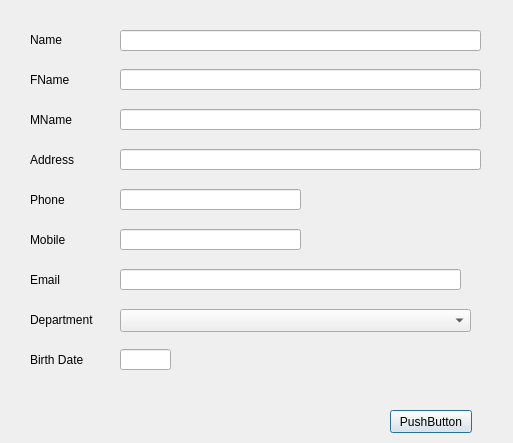
MrRisoni/Gauss, file addnewstudentdialog.ui: the form before one commit.
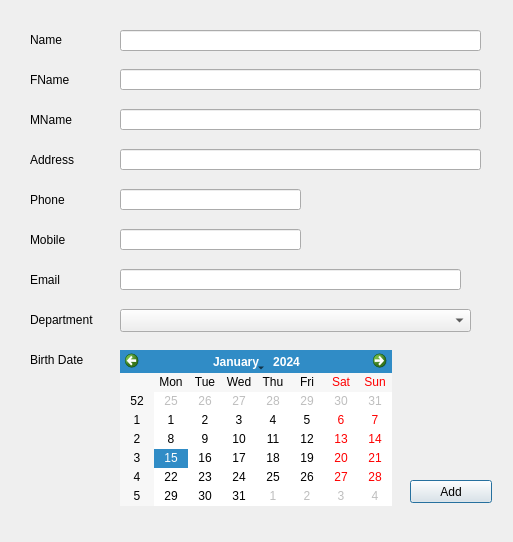
The form after the commit.

The edit to the form file:
```diff
--- a/addnewstudentdialog.ui
+++ b/addnewstudentdialog.ui
@@ -7,7 +7,7 @@
     <x>0</x>
     <y>0</y>
     <width>513</width>
-    <height>443</height>
+    <height>542</height>
    </rect>
   </property>
   <property name="windowTitle">
@@ -88,16 +88,6 @@
     </rect>
    </property>
   </widget>
-  <widget class="QLineEdit" name="lineBirth">
-   <property name="geometry">
-    <rect>
-     <x>120</x>
-     <y>349</y>
-     <width>51</width>
-     <height>21</height>
-    </rect>
-   </property>
-  </widget>
   <widget class="QLabel" name="label_8">
    <property name="geometry">
     <rect>
@@ -287,14 +277,24 @@
   <widget class="QPushButton" name="pushButton">
    <property name="geometry">
     <rect>
-     <x>390</x>
-     <y>410</y>
+     <x>410</x>
+     <y>480</y>
      <width>82</width>
      <height>23</height>
     </rect>
    </property>
    <property name="text">
-    <string>PushButton</string>
+    <string>Add</string>
+   </property>
+  </widget>
+  <widget class="QCalendarWidget" name="calendarBirth">
+   <property name="geometry">
+    <rect>
+     <x>120</x>
+     <y>350</y>
+     <width>272</width>
+     <height>156</height>
+    </rect>
    </property>
   </widget>
  </widget>
```
Left out of the diff: 2 changed lines with no effect on the pictures.
